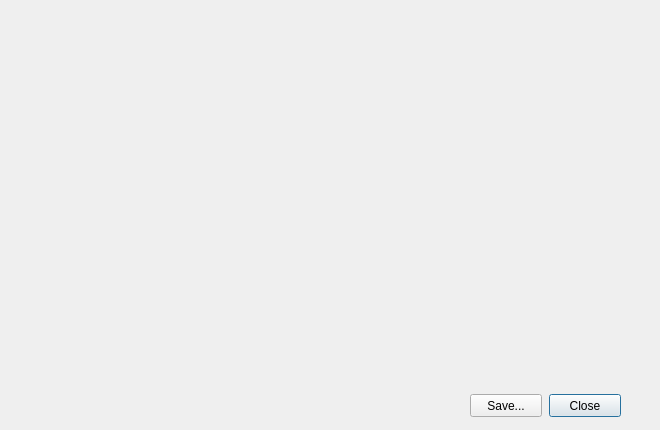
Old version of the form Raytracer/renderViewer.ui in the repository jlvermeulen/advanced-graphics.
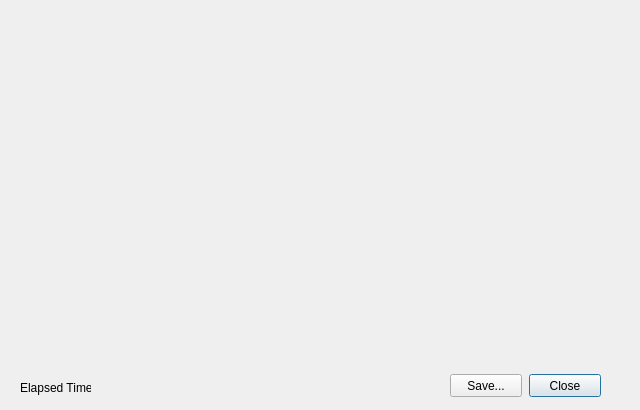
New version of the form.

The edit to the form file:
```diff
--- a/Raytracer/renderViewer.ui
+++ b/Raytracer/renderViewer.ui
@@ -9,10 +9,22 @@
    <rect>
     <x>0</x>
     <y>0</y>
-    <width>660</width>
-    <height>430</height>
+    <width>640</width>
+    <height>410</height>
    </rect>
   </property>
+  <property name="minimumSize">
+   <size>
+    <width>640</width>
+    <height>410</height>
+   </size>
+  </property>
+  <property name="maximumSize">
+   <size>
+    <width>640</width>
+    <height>410</height>
+   </size>
+  </property>
   <property name="windowTitle">
    <string>Render Viewer</string>
   </property>
@@ -22,12 +34,24 @@
   <widget class="QLabel" name="imageViewer">
    <property name="geometry">
     <rect>
-     <x>10</x>
-     <y>10</y>
+     <x>0</x>
+     <y>0</y>
      <width>640</width>
      <height>360</height>
     </rect>
    </property>
+   <property name="minimumSize">
+    <size>
+     <width>640</width>
+     <height>360</height>
+    </size>
+   </property>
+   <property name="maximumSize">
+    <size>
+     <width>640</width>
+     <height>360</height>
+    </size>
+   </property>
    <property name="text">
     <string/>
    </property>
@@ -35,8 +59,8 @@
   <widget class="QPushButton" name="closeButton">
    <property name="geometry">
     <rect>
-     <x>549</x>
-     <y>394</y>
+     <x>529</x>
+     <y>374</y>
      <width>72</width>
      <height>23</height>
     </rect>
@@ -48,8 +72,8 @@
   <widget class="QPushButton" name="saveButton">
    <property name="geometry">
     <rect>
-     <x>470</x>
-     <y>394</y>
+     <x>450</x>
+     <y>374</y>
      <width>72</width>
      <height>23</height>
     </rect>
@@ -58,6 +82,38 @@
     <string>Save...</string>
    </property>
   </widget>
+  <widget class="QLabel" name="elapsedTimeLabel">
+   <property name="geometry">
+    <rect>
+     <x>20</x>
+     <y>380</y>
+     <width>71</width>
+     <height>16</height>
+    </rect>
+   </property>
+   <property name="text">
+    <string>Elapsed Time:</string>
+   </property>
+  </widget>
+  <widget class="QLabel" name="elapsedTimeValue">
+   <property name="geometry">
+    <rect>
+     <x>100</x>
+     <y>380</y>
+     <width>101</width>
+     <height>16</height>
+    </rect>
+   </property>
+   <property name="font">
+    <font>
+     <weight>75</weight>
+     <bold>true</bold>
+    </font>
+   </property>
+   <property name="text">
+    <string/>
+   </property>
+  </widget>
  </widget>
  <resources/>
  <connections>
```
Left out of the diff: 3 changed lines with no effect on the pictures.
